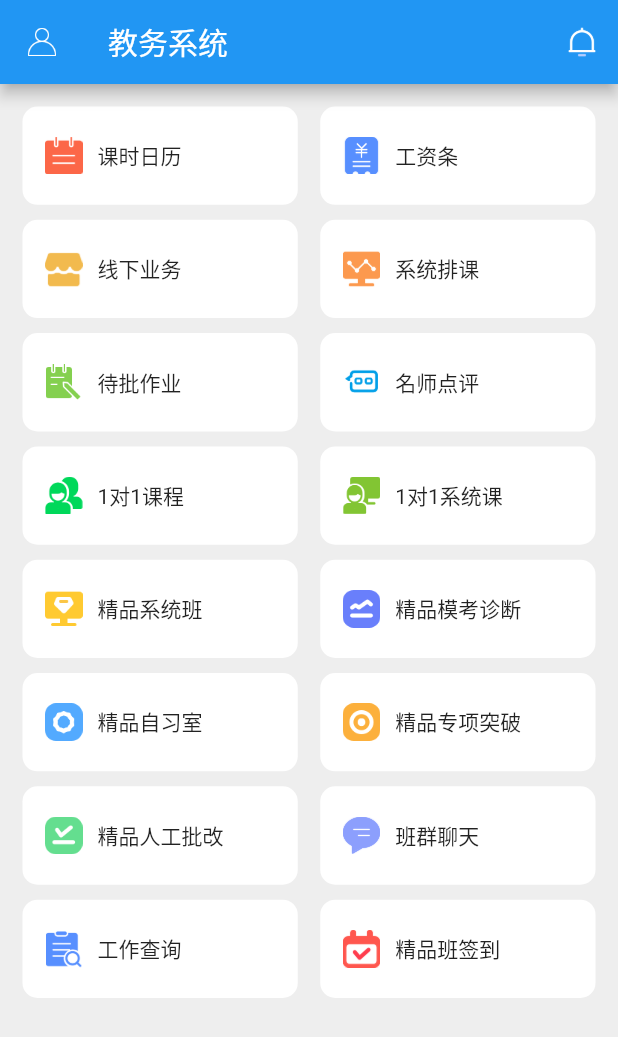
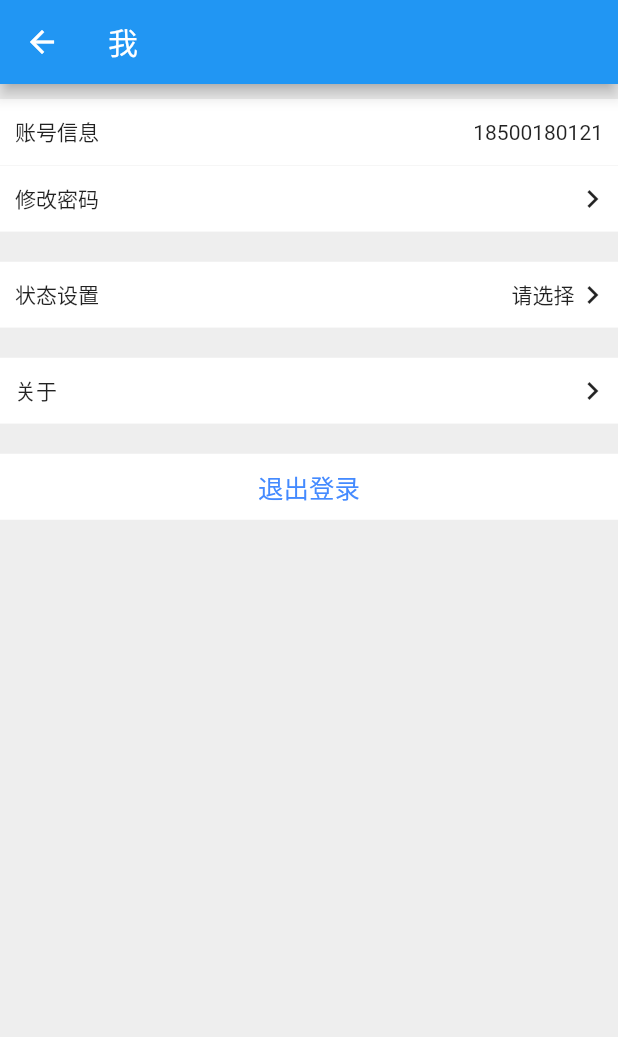
Before and after one commit to leerme/oa_flutter, a Flutter app: the MyHomePage screen opened by its route, after a tap on "课时日历", on a phone screen of 412 x 824 dp. Shown: the top 1037 px of the screen. Run offline on Flutter 3.47's test engine with Material 2 defaults, Android fonts, the phone set to English and light mode, and no system bars; our stand-ins replace basic_utils, cookie_jar, dio, dio_cookie_manager, fluttertoast, shared_preferences; missing offline and left inert: encrypt; accounts and stored records are empty; network calls fail.

Commit message:
MOD:搭建我的页面

```diff
--- a/lib/home/pages/home_app_bar.dart
+++ b/lib/home/pages/home_app_bar.dart
@@ -1,5 +1,6 @@
 import 'package:flutter/material.dart';
 import 'package:teacher/home/model/home_service.dart';
+import 'package:teacher/mine/mine_page.dart';
 import 'home_native_method_channel.dart';
 
 class HomeAppBar extends AppBar {
@@ -12,7 +13,8 @@ class HomeAppBar extends AppBar {
         width: 19,
       ),
       onPressed: () {
-        NativeMethodChannel().jumpToMineMethod();
+//        NativeMethodChannel().jumpToMineMethod();
+        Navigator.of(context).pushNamed(MinePage.routeName);
       },
     ),
     actions: [
--- a/lib/home/pages/home_native_method_channel.dart
+++ b/lib/home/pages/home_native_method_channel.dart
@@ -8,6 +8,5 @@ class NativeMethodChannel{
   //跳转到iOS页面
   Future jumpToMineMethod() async {
     final String result = await platform.invokeMethod('jumpToMinePage');
-    print('result===');
   }
 }
--- a/lib/home/pages/home_page.dart
+++ b/lib/home/pages/home_page.dart
@@ -1,4 +1,5 @@
 import 'package:flutter/material.dart';
+import 'package:teacher/mine/mine_page.dart';
 import '../model/home_model.dart';
 import '../model/home_service.dart';
 import 'home_app_bar.dart';
@@ -75,10 +76,14 @@ class _MyHomePageState extends State<MyHomePage> {
         ),
       ),
       onTap: () {
-        print("$imageName $index");
+        _handleTap(index);
       },
     );
   }
 
-
+  _handleTap(index) {
+    if (index == 0) {
+      Navigator.of(context).pushNamed(MinePage.routeName);
+    }
+  }
 }
--- a/lib/login/login_page.dart
+++ b/lib/login/login_page.dart
@@ -2,7 +2,6 @@ import 'dart:async';
 import 'package:dio/dio.dart';
 import 'package:flutter/material.dart';
 import 'package:fluttertoast/fluttertoast.dart';
-import 'package:lib_network/dio_method.dart';
 import 'package:lib_network/dio_response.dart';
 import 'package:lib_network/dio_util.dart';
 import 'package:shared_preferences/shared_preferences.dart';
@@ -200,14 +199,6 @@ class _FBLoginPageState extends State<FBLoginPage> {
     } else {
       Fluttertoast.showToast(msg: "登录失败",gravity: ToastGravity.CENTER);
     }
-//    Dio dio = Dio();
-//    Response<Map> response = await dio.post(url,data:map,options: options);
-//    if (response.statusCode == 200) {
-//      _handleLoginSuccess(response.data);
-//      Navigator.of(context).pushNamed(MyHomePage.routeName);
-//    } else {
-//      print("——————登录失败");
-//    }
   }
 
 
@@ -241,14 +232,9 @@ class _FBLoginPageState extends State<FBLoginPage> {
   }
 
   _handleLoginSuccess(data) async {
-    print(data);
-//    String userId = data["id"];
-//    print(userId);
     SharedPreferences prefs =await SharedPreferences.getInstance();
     prefs.setBool("login", true);
 //    String url = 'http://tiku.fenbi.com/api/xingce/users/$userId?system=15.0&inhouse=1&app=oa&ua=iPhone&av=3&version=1.5.3&kav=3';
-//    DioResponse result = await DioUtil().request(url);
-//    print(result);
   }
 
   void startTimer() {
--- /dev/null
+++ b/lib/mine/mine_page.dart
@@ -0,0 +1,142 @@
+import 'package:flutter/material.dart';
+import 'package:fluttertoast/fluttertoast.dart';
+
+class MinePage extends StatefulWidget {
+  static const String routeName = "/MinePage";
+
+  const MinePage({Key? key}) : super(key: key);
+
+  @override
+  State<MinePage> createState() => _MinePageState();
+}
+
+class _MinePageState extends State<MinePage> {
+  @override
+  var leftPadding = 15;
+
+  Widget build(BuildContext context) {
+    return Scaffold(
+        backgroundColor: Colors.grey[200],
+        appBar: AppBar(title: Text("我")),
+        body: Column(
+          mainAxisAlignment: MainAxisAlignment.start,
+          crossAxisAlignment: CrossAxisAlignment.center,
+          children: [
+            Container(height: 10, color: Colors.grey[200]),
+            Container(
+              color: Colors.white,
+              height: 44,
+              child: Row(
+                children: [
+                  SizedBox(
+                    width: 10,
+                  ),
+                  Text("账号信息"),
+                  Expanded(child: SizedBox()),
+                  Text("18500180121"),
+                  SizedBox(
+                    width: 10,
+                  ),
+                ],
+              ),
+            ),
+            Container(height: 0.5, color: Colors.grey[100]),
+            GestureDetector(
+              onTap: _changePassword,
+              child: Container(
+                color: Colors.white,
+                height: 44,
+                child: Row(
+                  children: [
+                    SizedBox(
+                      width: 10,
+                    ),
+                    Text("修改密码"),
+                    Expanded(child: SizedBox()),
+                    Icon(Icons.keyboard_arrow_right),
+                    SizedBox(
+                      width: 5,
+                    ),
+                  ],
+                ),
+              ),
+            ),
+            Container(height: 20, color: Colors.grey[200]),
+            GestureDetector(
+              onTap: _setvacation,
+              child: Container(
+                color: Colors.white,
+                height: 44,
+                child: Row(
+                  children: [
+                    SizedBox(
+                      width: 10,
+                    ),
+                    Text("状态设置"),
+                    Expanded(child: SizedBox()),
+                    Text("请选择"),
+                    Icon(Icons.keyboard_arrow_right),
+                    SizedBox(
+                      width: 5,
+                    ),
+                  ],
+                ),
+              ),
+            ),
+            Container(height: 20, color: Colors.grey[200]),
+            GestureDetector(
+              onTap: _about,
+              child: Container(
+                color: Colors.white,
+                height: 44,
+                child: Row(
+                  children: [
+                    SizedBox(
+                      width: 10,
+                    ),
+                    Text("关于"),
+                    Expanded(child: SizedBox()),
+                    Icon(Icons.keyboard_arrow_right),
+                    SizedBox(
+                      width: 5,
+                    ),
+                  ],
+                ),
+              ),
+            ),
+            Container(height: 20, color: Colors.grey[200]),
+            Container(
+              color: Colors.white,
+              height: 44,
+              child: Row(
+                mainAxisAlignment: MainAxisAlignment.center,
+                children: [
+                  GestureDetector(
+                    onTap: _logout,
+                    child: Text("退出登录", style: TextStyle(
+                          color: Colors.blueAccent, fontSize: 17),)
+                  )
+                ],
+              )
+            ),
+          ],
+        )
+    );
+  }
+
+  _changePassword(){
+    Fluttertoast.showToast(msg: "修改密码");
+  }
+
+  _setvacation(){
+    Fluttertoast.showToast(msg: "状态设置");
+  }
+
+  _about(){
+    Fluttertoast.showToast(msg: "关于");
+  }
+
+  _logout(){
+    Fluttertoast.showToast(msg: "退出登录");
+  }
+}
--- a/lib/tool/router/router.dart
+++ b/lib/tool/router/router.dart
@@ -3,6 +3,7 @@ import 'package:flutter/material.dart';
 import 'package:teacher/home/pages/home_page.dart';
 import 'package:teacher/login/login_cover_page.dart';
 import 'package:teacher/login/login_page.dart';
+import 'package:teacher/mine/mine_page.dart';
 
 
 class FBRouter{
@@ -11,6 +12,7 @@ class FBRouter{
     LoginCoverPage.routeName : (ctx) => LoginCoverPage(),
     MyHomePage.routeName : (ctx) => MyHomePage(),
     FBLoginPage.routeName : (ctx) => FBLoginPage(),
+    MinePage.routeName : (ctx) => MinePage(),
   };
 
 
```
